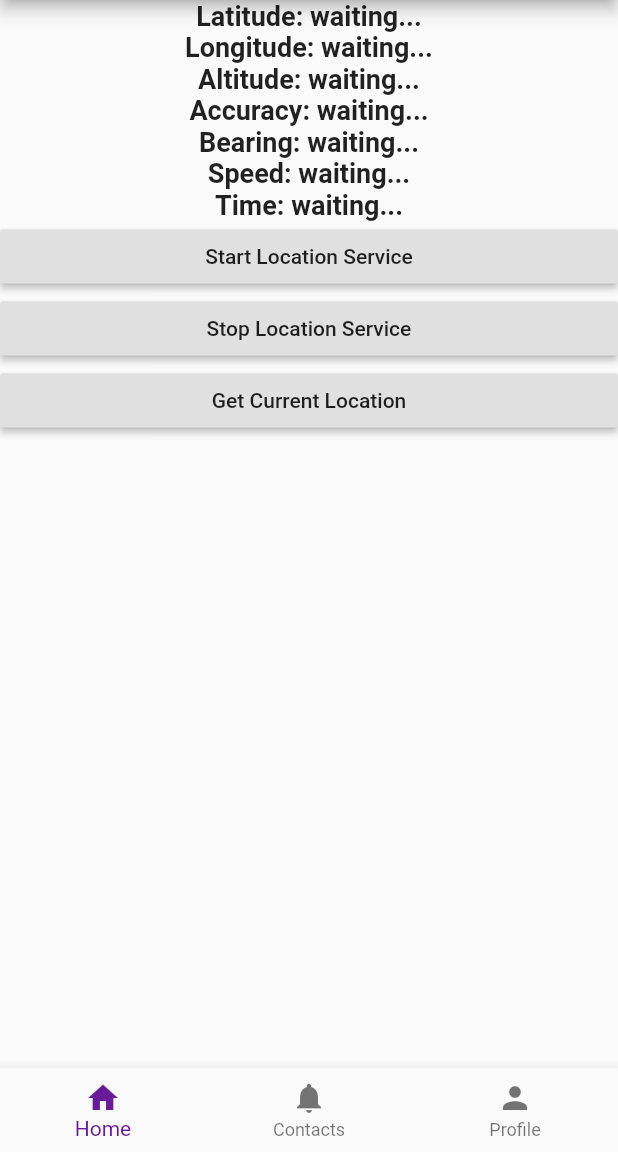
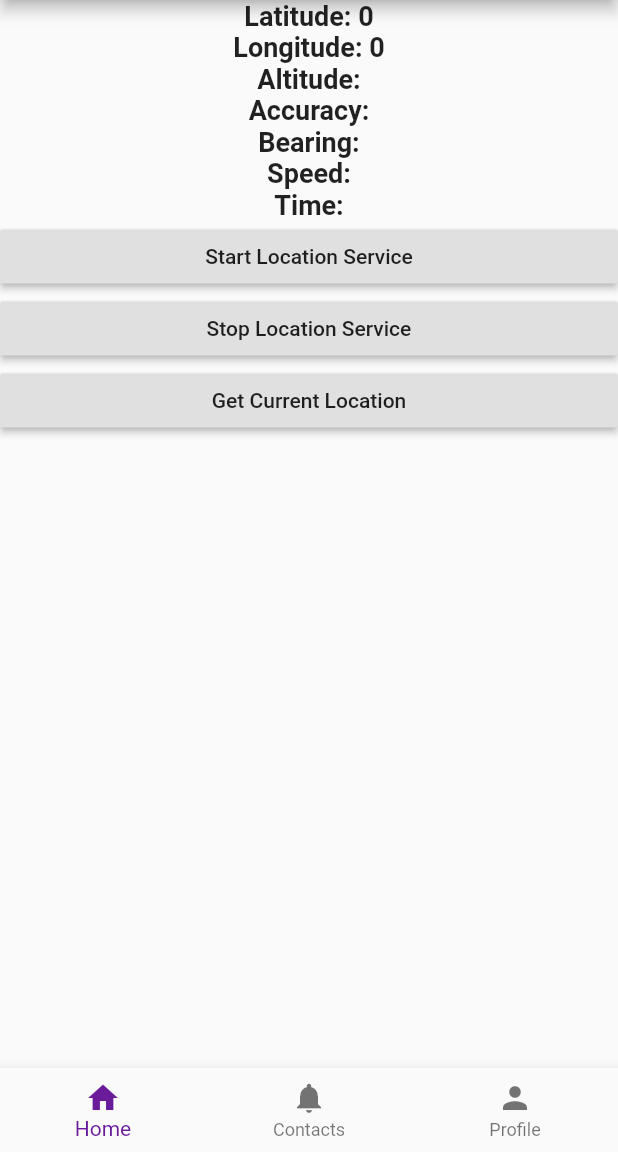
Before and after one commit to IshanDhruv/AccidentIdentifier, a Flutter app: the BaseScreen screen opened directly, after a tap on "Get Current Location", on a phone screen of 412 x 824 dp, the part 84-1236 px from its top. Run offline on Flutter 3.47's test engine with Material 2 defaults, Android fonts, the phone set to English and light mode, and no system bars; our stand-ins replace flutter_riverpod, get, shared_preferences; missing offline and left inert: app_settings, background_location; accounts and stored records are empty; network calls fail.

Commit message:
Created location controller

```diff
--- a/lib/presentation/home_screen.dart
+++ b/lib/presentation/home_screen.dart
@@ -1,3 +1,4 @@
+import 'package:accident_identifier/services/location_controller.dart';
 import 'package:app_settings/app_settings.dart';
 import 'package:background_location/background_location.dart';
 import 'package:flutter/material.dart';
@@ -9,81 +10,52 @@ class HomeScreen extends StatefulWidget {
 }
 
 class _HomeScreenState extends State<HomeScreen> {
-  String latitude = "waiting...";
-  String longitude = "waiting...";
-  String altitude = "waiting...";
-  String accuracy = "waiting...";
-  String bearing = "waiting...";
-  String speed = "waiting...";
-  String time = "waiting...";
+  LocationController _controller = Get.find<LocationController>();
 
   @override
   void initState() {
-    BackgroundLocation.getPermissions(
-      onGranted: () {},
-      onDenied: () {},
-    );
-
+    _controller.askForPermissions();
     super.initState();
   }
 
   @override
   Widget build(BuildContext context) {
     return Center(
-      child: ListView(
-        children: <Widget>[
-          locationData("Latitude: " + latitude),
-          locationData("Longitude: " + longitude),
-          locationData("Altitude: " + altitude),
-          locationData("Accuracy: " + accuracy),
-          locationData("Bearing: " + bearing),
-          locationData("Speed: " + speed),
-          locationData("Time: " + time),
-          RaisedButton(
+      child: Obx(() {
+        return ListView(
+          children: <Widget>[
+            locationData(
+                "Latitude: " + _controller.location.latitude.toString()),
+            locationData(
+                "Longitude: " + _controller.location.longitude.toString()),
+            locationData(
+                "Altitude: " + _controller.location.altitude.toString()),
+            locationData(
+                "Accuracy: " + _controller.location.accuracy.toString()),
+            locationData("Bearing: " + _controller.location.bearing.toString()),
+            locationData("Speed: " + _controller.location.speed.toString()),
+            locationData("Time: " + _controller.location.time.toString()),
+            RaisedButton(
+              child: Text("Start Location Service"),
               onPressed: () async {
-                await BackgroundLocation.setAndroidNotification(
-                  title: "Background service is running",
-                  message: "Background location in progress",
-                  icon: "@mipmap/ic_launcher",
-                );
-                await BackgroundLocation.setAndroidConfiguration(1000);
-                await BackgroundLocation.startLocationService();
-                BackgroundLocation.getLocationUpdates((location) {
-                  setState(() {
-                    this.latitude = location.latitude.toString();
-                    this.longitude = location.longitude.toString();
-                    this.accuracy = location.accuracy.toString();
-                    this.altitude = location.altitude.toString();
-                    this.bearing = location.bearing.toString();
-                    this.speed = location.speed.toString();
-                    this.time = DateTime.fromMillisecondsSinceEpoch(
-                            location.time.toInt())
-                        .toString();
-                  });
-                  print("""\n
-                        Latitude:  $latitude
-                        Longitude: $longitude
-                        Altitude: $altitude
-                        Accuracy: $accuracy
-                        Bearing:  $bearing
-                        Speed: $speed
-                        Time: $time
-                      """);
-                });
+                _controller.startLocationService();
               },
-              child: Text("Start Location Service")),
-          RaisedButton(
+            ),
+            RaisedButton(
+              child: Text("Stop Location Service"),
               onPressed: () {
-                BackgroundLocation.stopLocationService();
+                _controller.stopLocationService();
               },
-              child: Text("Stop Location Service")),
-          RaisedButton(
+            ),
+            RaisedButton(
+              child: Text("Get Current Location"),
               onPressed: () {
-                getCurrentLocation();
+                _controller.getCurrentLocation();
               },
-              child: Text("Get Current Location")),
-        ],
-      ),
+            )
+          ],
+        );
+      }),
     );
   }
 
@@ -98,15 +70,9 @@ class _HomeScreenState extends State<HomeScreen> {
     );
   }
 
-  getCurrentLocation() {
-    BackgroundLocation().getCurrentLocation().then((location) {
-      print("This is current Location " + location.toMap().toString());
-    });
-  }
-
   @override
   void dispose() {
-    BackgroundLocation.stopLocationService();
+    _controller.stopLocationService();
     super.dispose();
   }
 }
--- a/lib/services/init_bindings.dart
+++ b/lib/services/init_bindings.dart
@@ -1,3 +1,4 @@
+import 'package:accident_identifier/services/location_controller.dart';
 import 'package:accident_identifier/services/user.dart';
 import 'package:get/get.dart';
 
@@ -5,5 +6,6 @@ class InitBindings extends Bindings {
   @override
   void dependencies() {
     Get.put(UserController(), permanent: true);
+    Get.put(LocationController(), permanent: true);
   }
 }
--- /dev/null
+++ b/lib/services/location_controller.dart
@@ -0,0 +1,37 @@
+import 'package:background_location/background_location.dart';
+import 'package:get/get.dart';
+
+class LocationController extends GetxController {
+  var locationObs = Location().obs;
+  Location get location => locationObs.value;
+
+  askForPermissions() {
+    BackgroundLocation.getPermissions(
+      onGranted: () {},
+      onDenied: () {},
+    );
+  }
+
+  startLocationService() async {
+    await BackgroundLocation.setAndroidNotification(
+      title: "Background service is running",
+      message: "Background location in progress",
+      icon: "@mipmap/ic_launcher",
+    );
+    await BackgroundLocation.setAndroidConfiguration(1000);
+    await BackgroundLocation.startLocationService();
+    BackgroundLocation.getLocationUpdates((location) {
+      this.locationObs.value = location;
+    });
+  }
+
+  stopLocationService() async {
+    BackgroundLocation.stopLocationService();
+  }
+
+  getCurrentLocation() async {
+    BackgroundLocation().getCurrentLocation().then((location) {
+      print("This is current Location " + location.toMap().toString());
+    });
+  }
+}
```
